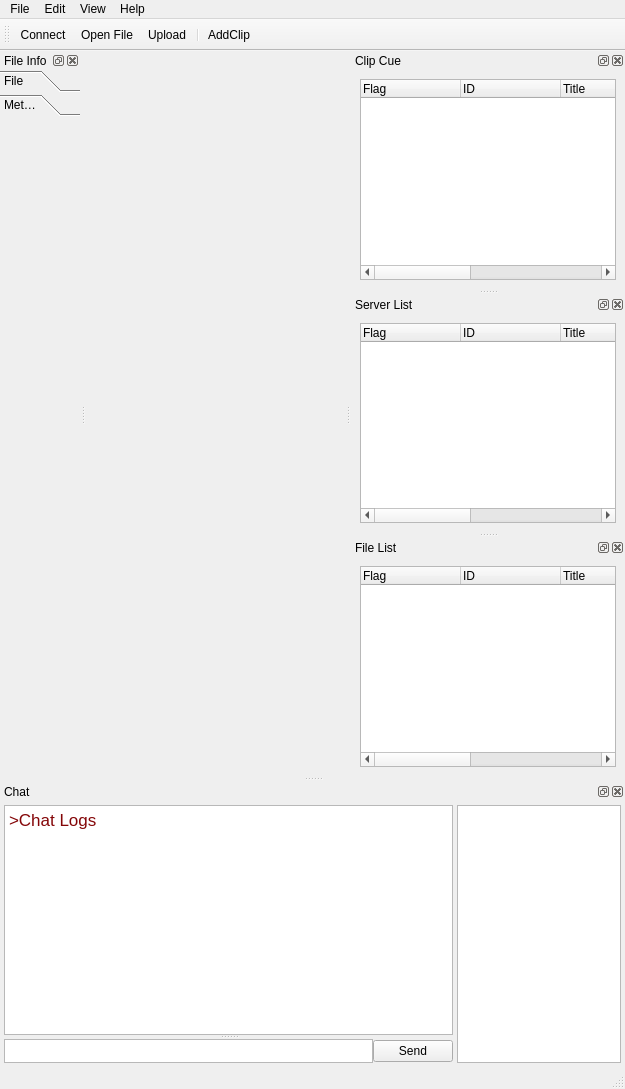
Before: the Qt Designer form resources/mainwindow_docks.ui in jiakeliu/Cobra, drawn with Qt 5.
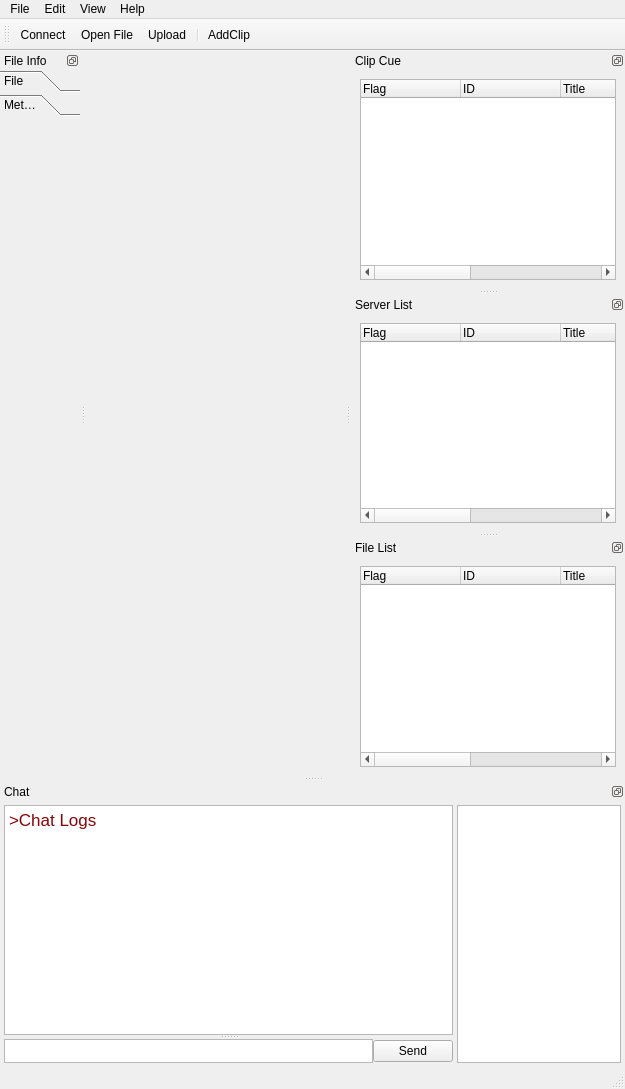
After: the same form once the commit is applied. Icons and pictures are not drawn. Custom widgets are drawn as their Qt base class.

Commit message: Docks are now uncloseable (still hideable). Fixed a function call error

What changed in the file:
```diff
--- a/resources/mainwindow_docks.ui
+++ b/resources/mainwindow_docks.ui
@@ -183,7 +183,7 @@
     <bool>false</bool>
    </property>
    <property name="features">
-    <set>QDockWidget::AllDockWidgetFeatures</set>
+    <set>QDockWidget::DockWidgetFloatable|QDockWidget::DockWidgetMovable</set>
    </property>
    <property name="windowTitle">
     <string>File Info</string>
@@ -261,7 +261,7 @@
     <bool>false</bool>
    </property>
    <property name="features">
-    <set>QDockWidget::AllDockWidgetFeatures</set>
+    <set>QDockWidget::DockWidgetFloatable|QDockWidget::DockWidgetMovable</set>
    </property>
    <property name="allowedAreas">
     <set>Qt::AllDockWidgetAreas</set>
@@ -424,6 +424,9 @@
    <property name="acceptDrops">
     <bool>true</bool>
    </property>
+   <property name="features">
+    <set>QDockWidget::DockWidgetFloatable|QDockWidget::DockWidgetMovable</set>
+   </property>
    <property name="windowTitle">
     <string>Clip Cue</string>
    </property>
@@ -494,6 +497,9 @@
    <property name="acceptDrops">
     <bool>true</bool>
    </property>
+   <property name="features">
+    <set>QDockWidget::DockWidgetFloatable|QDockWidget::DockWidgetMovable</set>
+   </property>
    <property name="windowTitle">
     <string>Server List</string>
    </property>
@@ -564,6 +570,9 @@
    <property name="acceptDrops">
     <bool>true</bool>
    </property>
+   <property name="features">
+    <set>QDockWidget::DockWidgetFloatable|QDockWidget::DockWidgetMovable</set>
+   </property>
    <property name="windowTitle">
     <string>File List</string>
    </property>
```
Left out of the diff: 10 changed lines with no effect on the pictures. The commit also changes 1 other file.
